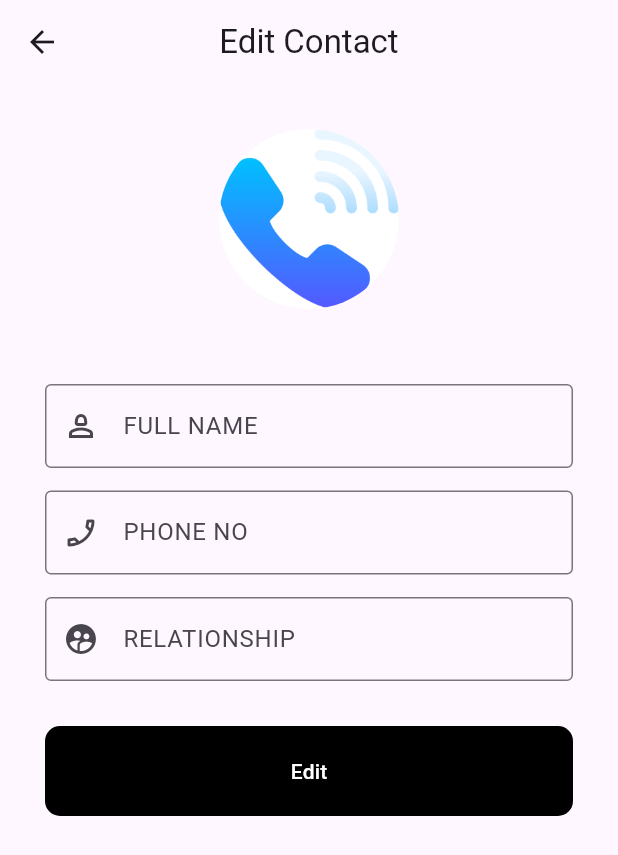
After one commit to Tashfeen-Chohan/FLUTTER-CONTACT-APP, a Flutter app: the EditContactScreen screen opened directly, on a phone screen of 412 x 824 dp. The commit adds this screen. Shown: the top 855 px of the screen. Run offline on Flutter 3.47's test engine with Material 3 defaults, Android fonts, the phone set to English and light mode, and no system bars; our stand-ins replace cloud_firestore, firebase_auth, firebase_core, flutter_otp_text_field, get, get_storage and 2 more; accounts and stored records are empty.

Commit message:
design - Edit Contact Screen

```diff
--- a/lib/src/common/side_drawer.dart
+++ b/lib/src/common/side_drawer.dart
@@ -7,6 +7,7 @@ import 'package:login_app/src/features/auth/screens/login/login_screen.dart';
 import 'package:login_app/src/features/auth/screens/signup/signup_screen.dart';
 import 'package:login_app/src/features/core/controller/profile_controller.dart';
 import 'package:login_app/src/features/core/screens/contacts/contacts.dart';
+import 'package:login_app/src/features/core/screens/contacts/edit_contact.dart';
 import 'package:login_app/src/features/core/screens/dashboard/dashboard.dart';
 import 'package:login_app/src/features/core/screens/profile/profile_screen.dart';
 import 'package:login_app/src/features/core/screens/users/users_screen.dart';
@@ -77,6 +78,11 @@ class SideDrawer extends StatelessWidget {
             leadingIcon: Icons.phone,
             title: "Contacts",
             onTap: () => Get.to(() => const ContactsScreen()),
+          ),
+          MenuTileWidget(
+            leadingIcon: Icons.edit_calendar_outlined,
+            title: "Edit Contact",
+            onTap: () => Get.to(() => const EditContactScreen()),
           ),
           MenuTileWidget(
             leadingIcon: Icons.group,
--- a/lib/src/constants/image_strings.dart
+++ b/lib/src/constants/image_strings.dart
@@ -9,3 +9,4 @@ const String tGoogleLogo = "assets/images/google_logo.png";
 const String tLogo = "assets/images/logo.png";
 const String tProfile = "assets/images/cowboy.png";
 const String tNewContact = "assets/images/new_contact.jpg";
+const String tPhone = "assets/images/phone.png";
--- /dev/null
+++ b/lib/src/features/core/screens/contacts/edit_contact.dart
@@ -0,0 +1,60 @@
+import 'package:flutter/material.dart';
+import 'package:login_app/src/common/elevated_button_widget.dart';
+import 'package:login_app/src/common/textfield_widget.dart';
+import 'package:login_app/src/constants/image_strings.dart';
+
+class EditContactScreen extends StatelessWidget {
+  const EditContactScreen({super.key});
+
+  @override
+  Widget build(BuildContext context) {
+    return Scaffold(
+      appBar: AppBar(
+        title: const Text("Edit Contact"),
+        centerTitle: true,
+      ),
+      body: Center(
+        child: Container(
+          padding: const EdgeInsets.all(30),
+          child: Column(
+            children: [
+              const CircleAvatar(
+                backgroundColor: Colors.white,
+                radius: 60,
+                foregroundImage: AssetImage(tPhone),
+              ),
+              const SizedBox(height: 50),
+              Form(
+                  child: Column(
+                children: [
+                  const TextfieldWidget(
+                    label: "FULL NAME",
+                    hintText: "Full Name",
+                    prefixIcon: Icons.person_2_outlined,
+                  ),
+                  const SizedBox(height: 15),
+                  const TextfieldWidget(
+                    label: "PHONE NO",
+                    hintText: "Contact no",
+                    prefixIcon: Icons.phone_enabled_outlined,
+                  ),
+                  const SizedBox(height: 15),
+                  const TextfieldWidget(
+                    label: "RELATIONSHIP",
+                    hintText: "Relationship",
+                    prefixIcon: Icons.supervised_user_circle,
+                  ),
+                  const SizedBox(height: 30),
+                  ElevatedButtonWidget(
+                    text: "Edit",
+                    onPressed: () {},
+                  )
+                ],
+              ))
+            ],
+          ),
+        ),
+      ),
+    );
+  }
+}
```
Also changed, not shown: assets/images/phone.png (added).
